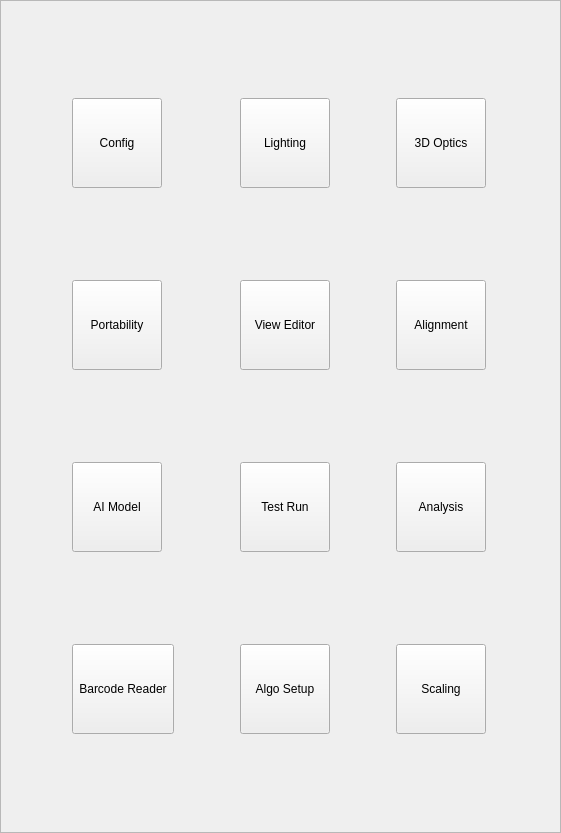
Before: the Qt Designer form VisionApp/ExtendedMenu.ui in AtlasJ/Pogo, drawn with Qt 5.
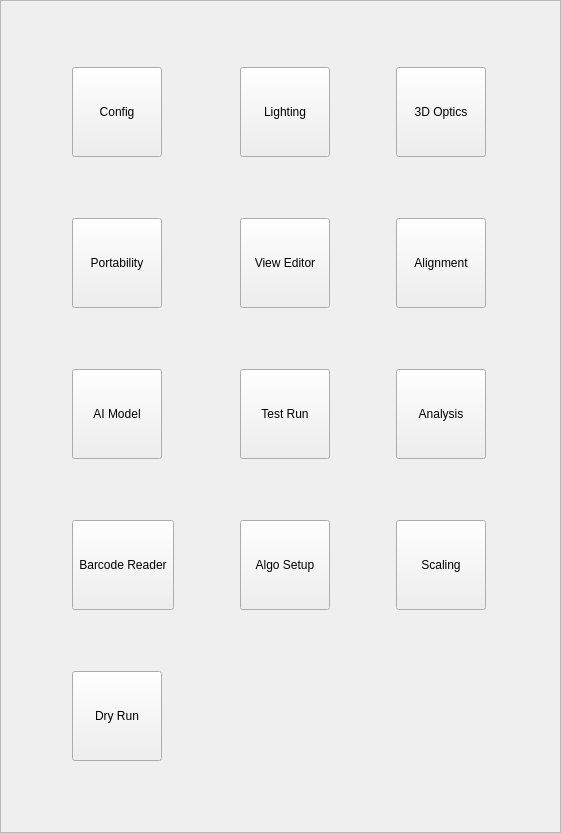
After: the same form once the commit is applied. Icons and pictures are not drawn.

Diff of the .ui file:
```diff
--- a/VisionApp/ExtendedMenu.ui
+++ b/VisionApp/ExtendedMenu.ui
@@ -1000,6 +1000,32 @@
             </property>
            </widget>
           </item>
+          <item row="5" column="0">
+           <widget class="QToolButton" name="toolButtonDryRun">
+            <property name="minimumSize">
+             <size>
+              <width>90</width>
+              <height>90</height>
+             </size>
+            </property>
+            <property name="text">
+             <string>Dry Run</string>
+            </property>
+            <property name="icon">
+             <iconset resource="VisionApp.qrc">
+              <normaloff>:/8Icon/Icon/icon8/icons8-play-button-circled-100-right.png</normaloff>:/8Icon/Icon/icon8/icons8-play-button-circled-100-right.png</iconset>
+            </property>
+            <property name="iconSize">
+             <size>
+              <width>60</width>
+              <height>60</height>
+             </size>
+            </property>
+            <property name="toolButtonStyle">
+             <enum>Qt::ToolButtonTextUnderIcon</enum>
+            </property>
+           </widget>
+          </item>
          </layout>
         </widget>
        </widget>
```
